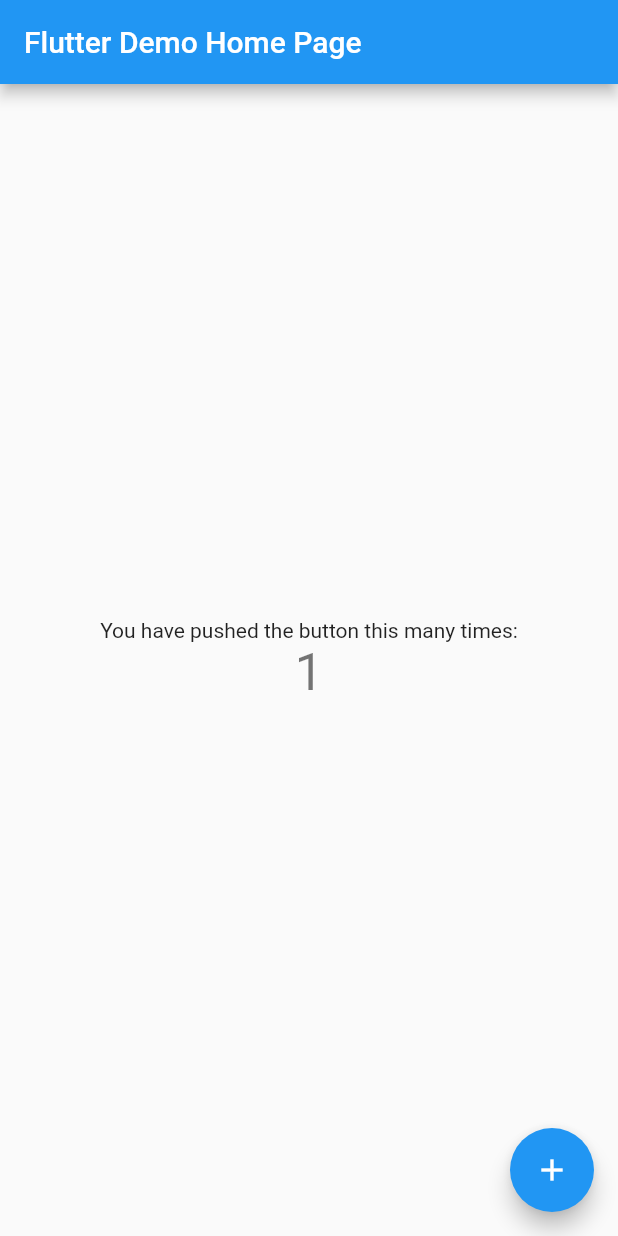
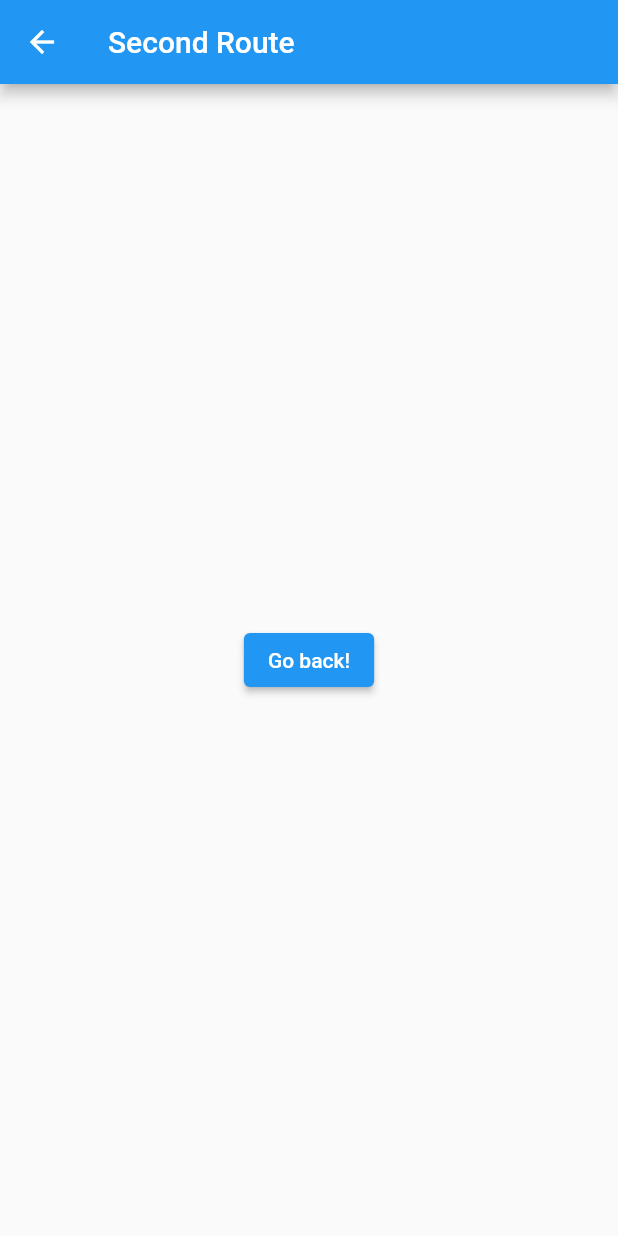
Before and after one commit to responilla07/kasabike, a Flutter app: the screen it shows after launch, after a tap on the "add" icon, on a phone screen of 412 x 824 dp. Run offline on Flutter 3.47's test engine with Material 2 defaults, Android fonts, the phone set to English and light mode, and no system bars.

```diff
--- a/lib/main.dart
+++ b/lib/main.dart
@@ -106,10 +106,37 @@
         ),
       ),
       floatingActionButton: FloatingActionButton(
-        onPressed: _incrementCounter,
+        onPressed: () {
+            Navigator.push(
+              context,
+              MaterialPageRoute(builder: (context) => const SecondRoute()),
+            );
+          },
         tooltip: 'Increment',
         child: const Icon(Icons.add),
       ), // This trailing comma makes auto-formatting nicer for build methods.
     );
   }
 }
+
+
+class SecondRoute extends StatelessWidget {
+  const SecondRoute({super.key});
+
+  @override
+  Widget build(BuildContext context) {
+    return Scaffold(
+      appBar: AppBar(
+        title: const Text('Second Route'),
+      ),
+      body: Center(
+        child: ElevatedButton(
+          onPressed: () {
+            Navigator.pop(context);
+          },
+          child: const Text('Go back!'),
+        ),
+      ),
+    );
+  }
+}
```
